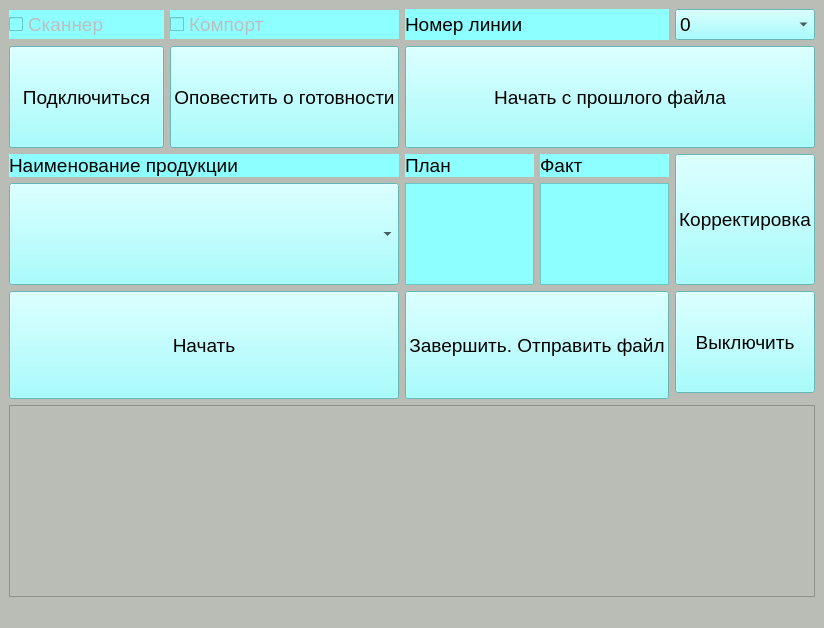
Before: the Qt Designer form untitled.ui in avovana/slave_controller, drawn with Qt 5.
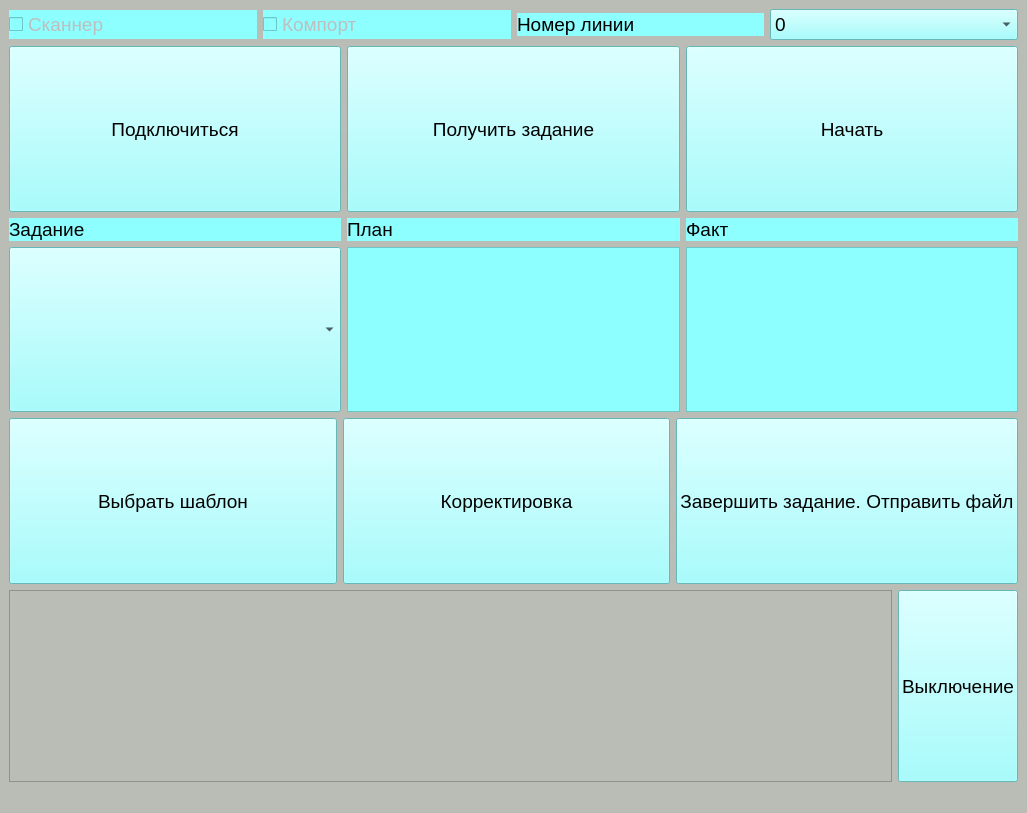
After: the same form once the commit is applied.

```diff
--- a/untitled.ui
+++ b/untitled.ui
@@ -6,10 +6,16 @@
    <rect>
     <x>0</x>
     <y>0</y>
-    <width>824</width>
-    <height>628</height>
+    <width>1027</width>
+    <height>813</height>
    </rect>
   </property>
+  <property name="sizePolicy">
+   <sizepolicy hsizetype="Preferred" vsizetype="Fixed">
+    <horstretch>0</horstretch>
+    <verstretch>0</verstretch>
+   </sizepolicy>
+  </property>
   <property name="windowTitle">
    <string>MainWindow</string>
   </property>
@@ -17,146 +23,10 @@
    <string notr="true">background-color: rgb(186, 189, 182);</string>
   </property>
   <widget class="QWidget" name="centralwidget">
-   <layout class="QGridLayout" name="gridLayout">
-    <item row="5" column="3">
-     <widget class="QLabel" name="plan_label_2">
-      <property name="font">
-       <font>
-        <pointsize>14</pointsize>
-       </font>
-      </property>
-      <property name="styleSheet">
-       <string notr="true">background-color: rgb(141, 255, 255);</string>
-      </property>
-      <property name="text">
-       <string>План</string>
-      </property>
-     </widget>
-    </item>
-    <item row="0" column="2">
-     <widget class="QCheckBox" name="comport_status_checkbox">
-      <property name="enabled">
-       <bool>false</bool>
-      </property>
-      <property name="font">
-       <font>
-        <pointsize>14</pointsize>
-       </font>
-      </property>
-      <property name="styleSheet">
-       <string notr="true">background-color: rgb(141, 255, 255);</string>
-      </property>
-      <property name="text">
-       <string>Компорт</string>
-      </property>
-      <property name="tristate">
-       <bool>true</bool>
-      </property>
-     </widget>
-    </item>
-    <item row="6" column="0" colspan="3">
-     <widget class="QComboBox" name="name_combobox">
-      <property name="sizePolicy">
-       <sizepolicy hsizetype="Expanding" vsizetype="Expanding">
-        <horstretch>0</horstretch>
-        <verstretch>0</verstretch>
-       </sizepolicy>
-      </property>
-      <property name="font">
-       <font>
-        <pointsize>26</pointsize>
-       </font>
-      </property>
-      <property name="styleSheet">
-       <string notr="true">background-color: rgb(141, 255, 255);</string>
-      </property>
-     </widget>
-    </item>
-    <item row="2" column="2">
-     <widget class="QPushButton" name="ready_button">
-      <property name="sizePolicy">
-       <sizepolicy hsizetype="Minimum" vsizetype="Expanding">
-        <horstretch>0</horstretch>
-        <verstretch>0</verstretch>
-       </sizepolicy>
-      </property>
-      <property name="font">
-       <font>
-        <pointsize>14</pointsize>
-       </font>
-      </property>
-      <property name="styleSheet">
-       <string notr="true">background-color: rgb(141, 255, 255);</string>
-      </property>
-      <property name="text">
-       <string>Оповестить о готовности</string>
-      </property>
-     </widget>
-    </item>
-    <item row="5" column="4">
-     <widget class="QLabel" name="current_label_2">
-      <property name="font">
-       <font>
-        <pointsize>14</pointsize>
-       </font>
-      </property>
-      <property name="styleSheet">
-       <string notr="true">background-color: rgb(141, 255, 255);</string>
-      </property>
-      <property name="text">
-       <string>Факт</string>
-      </property>
-     </widget>
-    </item>
-    <item row="6" column="3">
-     <widget class="QLabel" name="plan_label">
-      <property name="sizePolicy">
-       <sizepolicy hsizetype="Preferred" vsizetype="Expanding">
-        <horstretch>0</horstretch>
-        <verstretch>0</verstretch>
-       </sizepolicy>
-      </property>
-      <property name="font">
-       <font>
-        <pointsize>64</pointsize>
-       </font>
-      </property>
-      <property name="styleSheet">
-       <string notr="true">background-color: rgb(141, 255, 255);</string>
-      </property>
-      <property name="frameShape">
-       <enum>QFrame::StyledPanel</enum>
-      </property>
-      <property name="frameShadow">
-       <enum>QFrame::Raised</enum>
-      </property>
-      <property name="lineWidth">
-       <number>5</number>
-      </property>
-      <property name="midLineWidth">
-       <number>5</number>
-      </property>
-      <property name="text">
-       <string/>
-      </property>
-     </widget>
-    </item>
-    <item row="5" column="0" colspan="3">
-     <widget class="QLabel" name="product_name_label">
-      <property name="font">
-       <font>
-        <pointsize>14</pointsize>
-       </font>
-      </property>
-      <property name="styleSheet">
-       <string notr="true">background-color: rgb(141, 255, 255);</string>
-      </property>
-      <property name="text">
-       <string>Наименование продукции</string>
-      </property>
-     </widget>
-    </item>
-    <item row="0" column="0" colspan="2">
+   <layout class="QVBoxLayout" name="verticalLayout">
+    <item>
+     <layout class="QHBoxLayout" name="horizontalLayout_3">
+      <item>
      <widget class="QCheckBox" name="scanner_status_checkbox">
       <property name="enabled">
        <bool>false</bool>
@@ -177,40 +47,76 @@
       </property>
      </widget>
     </item>
-    <item row="6" column="4">
-     <widget class="QLabel" name="current_label">
+      <item>
+       <widget class="QCheckBox" name="comport_status_checkbox">
+        <property name="enabled">
+         <bool>false</bool>
+        </property>
+        <property name="font">
+         <font>
+          <pointsize>14</pointsize>
+         </font>
+        </property>
+        <property name="styleSheet">
+         <string notr="true">background-color: rgb(141, 255, 255);</string>
+        </property>
+        <property name="text">
+         <string>Компорт</string>
+        </property>
+        <property name="tristate">
+         <bool>true</bool>
+        </property>
+       </widget>
+      </item>
+      <item>
+       <widget class="QLabel" name="line_number_label">
       <property name="sizePolicy">
-       <sizepolicy hsizetype="Preferred" vsizetype="Expanding">
+         <sizepolicy hsizetype="Minimum" vsizetype="Fixed">
         <horstretch>0</horstretch>
         <verstretch>0</verstretch>
        </sizepolicy>
       </property>
       <property name="font">
        <font>
-        <pointsize>64</pointsize>
+          <pointsize>14</pointsize>
        </font>
       </property>
       <property name="styleSheet">
        <string notr="true">background-color: rgb(141, 255, 255);</string>
       </property>
-      <property name="frameShape">
-       <enum>QFrame::StyledPanel</enum>
-      </property>
-      <property name="frameShadow">
-       <enum>QFrame::Raised</enum>
-      </property>
-      <property name="lineWidth">
-       <number>5</number>
-      </property>
-      <property name="midLineWidth">
-       <number>5</number>
-      </property>
+        <property name="text">
+         <string>Номер линии</string>
+        </property>
+       </widget>
+      </item>
+      <item>
+       <widget class="QComboBox" name="line_number_combobox">
+        <property name="sizePolicy">
+         <sizepolicy hsizetype="Minimum" vsizetype="Fixed">
+          <horstretch>0</horstretch>
+          <verstretch>0</verstretch>
+         </sizepolicy>
+        </property>
+        <property name="font">
+         <font>
+          <pointsize>14</pointsize>
+         </font>
+        </property>
+        <property name="styleSheet">
+         <string notr="true">background-color: rgb(141, 255, 255);</string>
+        </property>
+        <item>
       <property name="text">
-       <string/>
-      </property>
-     </widget>
-    </item>
-    <item row="2" column="0" colspan="2">
+          <string>0</string>
+         </property>
+        </item>
+       </widget>
+      </item>
+     </layout>
+    </item>
+    <item>
+     <layout class="QHBoxLayout" name="horizontalLayout_4">
+      <item>
      <widget class="QPushButton" name="connect_button">
       <property name="sizePolicy">
        <sizepolicy hsizetype="Minimum" vsizetype="Expanding">
@@ -231,7 +137,28 @@
       </property>
      </widget>
     </item>
-    <item row="7" column="0" rowspan="2" colspan="3">
+      <item>
+       <widget class="QPushButton" name="ready_button">
+        <property name="sizePolicy">
+         <sizepolicy hsizetype="Minimum" vsizetype="Expanding">
+          <horstretch>0</horstretch>
+          <verstretch>0</verstretch>
+         </sizepolicy>
+        </property>
+        <property name="font">
+         <font>
+          <pointsize>14</pointsize>
+         </font>
+        </property>
+        <property name="styleSheet">
+         <string notr="true">background-color: rgb(141, 255, 255);</string>
+        </property>
+        <property name="text">
+         <string>Получить задание</string>
+        </property>
+       </widget>
+      </item>
+      <item>
      <widget class="QPushButton" name="start_button">
       <property name="sizePolicy">
        <sizepolicy hsizetype="Minimum" vsizetype="Expanding">
@@ -252,10 +179,169 @@
       </property>
      </widget>
     </item>
-    <item row="2" column="3" colspan="3">
+     </layout>
+    </item>
+    <item>
+     <layout class="QHBoxLayout" name="horizontalLayout_6">
+      <item>
+       <widget class="QLabel" name="product_name_label">
+        <property name="sizePolicy">
+         <sizepolicy hsizetype="Preferred" vsizetype="Fixed">
+          <horstretch>0</horstretch>
+          <verstretch>0</verstretch>
+         </sizepolicy>
+        </property>
+        <property name="font">
+         <font>
+          <pointsize>14</pointsize>
+         </font>
+        </property>
+        <property name="styleSheet">
+         <string notr="true">background-color: rgb(141, 255, 255);</string>
+        </property>
+        <property name="text">
+         <string>Задание</string>
+        </property>
+       </widget>
+      </item>
+      <item>
+       <widget class="QLabel" name="plan_label_2">
+        <property name="sizePolicy">
+         <sizepolicy hsizetype="Preferred" vsizetype="Fixed">
+          <horstretch>0</horstretch>
+          <verstretch>0</verstretch>
+         </sizepolicy>
+        </property>
+        <property name="font">
+         <font>
+          <pointsize>14</pointsize>
+         </font>
+        </property>
+        <property name="styleSheet">
+         <string notr="true">background-color: rgb(141, 255, 255);</string>
+        </property>
+        <property name="text">
+         <string>План</string>
+        </property>
+       </widget>
+      </item>
+      <item>
+       <widget class="QLabel" name="current_label_2">
+        <property name="sizePolicy">
+         <sizepolicy hsizetype="Preferred" vsizetype="Fixed">
+          <horstretch>0</horstretch>
+          <verstretch>0</verstretch>
+         </sizepolicy>
+        </property>
+        <property name="font">
+         <font>
+          <pointsize>14</pointsize>
+         </font>
+        </property>
+        <property name="styleSheet">
+         <string notr="true">background-color: rgb(141, 255, 255);</string>
+        </property>
+        <property name="text">
+         <string>Факт</string>
+        </property>
+       </widget>
+      </item>
+     </layout>
+    </item>
+    <item>
+     <layout class="QHBoxLayout" name="horizontalLayout_5">
+      <item>
+       <widget class="QComboBox" name="name_combobox">
+        <property name="sizePolicy">
+         <sizepolicy hsizetype="Expanding" vsizetype="Expanding">
+          <horstretch>0</horstretch>
+          <verstretch>0</verstretch>
+         </sizepolicy>
+        </property>
+        <property name="font">
+         <font>
+          <pointsize>26</pointsize>
+         </font>
+        </property>
+        <property name="styleSheet">
+         <string notr="true">background-color: rgb(141, 255, 255);</string>
+        </property>
+       </widget>
+      </item>
+      <item>
+       <widget class="QLabel" name="current_label">
+        <property name="sizePolicy">
+         <sizepolicy hsizetype="Expanding" vsizetype="Expanding">
+          <horstretch>0</horstretch>
+          <verstretch>0</verstretch>
+         </sizepolicy>
+        </property>
+        <property name="font">
+         <font>
+          <pointsize>64</pointsize>
+         </font>
+        </property>
+        <property name="styleSheet">
+         <string notr="true">background-color: rgb(141, 255, 255);</string>
+        </property>
+        <property name="frameShape">
+         <enum>QFrame::StyledPanel</enum>
+        </property>
+        <property name="frameShadow">
+         <enum>QFrame::Raised</enum>
+        </property>
+        <property name="lineWidth">
+         <number>5</number>
+        </property>
+        <property name="midLineWidth">
+         <number>5</number>
+        </property>
+        <property name="text">
+         <string/>
+        </property>
+       </widget>
+      </item>
+      <item>
+       <widget class="QLabel" name="plan_label">
+        <property name="sizePolicy">
+         <sizepolicy hsizetype="Expanding" vsizetype="Expanding">
+          <horstretch>0</horstretch>
+          <verstretch>0</verstretch>
+         </sizepolicy>
+        </property>
+        <property name="font">
+         <font>
+          <pointsize>64</pointsize>
+         </font>
+        </property>
+        <property name="styleSheet">
+         <string notr="true">background-color: rgb(141, 255, 255);</string>
+        </property>
+        <property name="frameShape">
+         <enum>QFrame::StyledPanel</enum>
+        </property>
+        <property name="frameShadow">
+         <enum>QFrame::Raised</enum>
+        </property>
+        <property name="lineWidth">
+         <number>5</number>
+        </property>
+        <property name="midLineWidth">
+         <number>5</number>
+        </property>
+        <property name="text">
+         <string/>
+        </property>
+       </widget>
+      </item>
+     </layout>
+    </item>
+    <item>
+     <layout class="QHBoxLayout" name="horizontalLayout_7">
+      <item>
      <widget class="QPushButton" name="choose_file_pushbutton">
       <property name="sizePolicy">
-       <sizepolicy hsizetype="Minimum" vsizetype="Expanding">
+         <sizepolicy hsizetype="Expanding" vsizetype="Expanding">
         <horstretch>0</horstretch>
         <verstretch>0</verstretch>
        </sizepolicy>
@@ -269,14 +355,14 @@
        <string notr="true">background-color: rgb(141, 255, 255);</string>
       </property>
       <property name="text">
-       <string>Начать с прошлого файла</string>
+         <string>Выбрать шаблон</string>
       </property>
      </widget>
     </item>
-    <item row="5" column="5" rowspan="2">
+      <item>
      <widget class="QPushButton" name="correct_file_button">
       <property name="sizePolicy">
-       <sizepolicy hsizetype="Minimum" vsizetype="Expanding">
+         <sizepolicy hsizetype="Expanding" vsizetype="Expanding">
         <horstretch>0</horstretch>
         <verstretch>0</verstretch>
        </sizepolicy>
@@ -294,25 +380,14 @@
       </property>
      </widget>
     </item>
-    <item row="0" column="5">
-     <widget class="QComboBox" name="line_number_combobox">
-      <property name="font">
-       <font>
-        <pointsize>14</pointsize>
-       </font>
-      </property>
-      <property name="styleSheet">
-       <string notr="true">background-color: rgb(141, 255, 255);</string>
-      </property>
       <item>
-       <property name="text">
-        <string>0</string>
-       </property>
-      </item>
-     </widget>
-    </item>
-    <item row="0" column="3" colspan="2">
-     <widget class="QLabel" name="line_number_label">
+       <widget class="QPushButton" name="finish_button">
+        <property name="sizePolicy">
+         <sizepolicy hsizetype="Expanding" vsizetype="Expanding">
+          <horstretch>0</horstretch>
+          <verstretch>0</verstretch>
+         </sizepolicy>
+        </property>
       <property name="font">
        <font>
         <pointsize>14</pointsize>
@@ -322,11 +397,15 @@
        <string notr="true">background-color: rgb(141, 255, 255);</string>
       </property>
       <property name="text">
-       <string>Номер линии</string>
+         <string>Завершить задание. Отправить файл</string>
       </property>
      </widget>
     </item>
-    <item row="11" column="0" colspan="6">
+     </layout>
+    </item>
+    <item>
+     <layout class="QHBoxLayout" name="horizontalLayout_8">
+      <item>
      <widget class="QTextBrowser" name="text_browser">
       <property name="palette">
        <palette>
@@ -772,28 +851,7 @@
       </property>
      </widget>
     </item>
-    <item row="7" column="3" rowspan="2" colspan="2">
-     <widget class="QPushButton" name="finish_button">
-      <property name="sizePolicy">
-       <sizepolicy hsizetype="Minimum" vsizetype="Expanding">
-        <horstretch>0</horstretch>
-        <verstretch>0</verstretch>
-       </sizepolicy>
-      </property>
-      <property name="font">
-       <font>
-        <pointsize>14</pointsize>
-       </font>
-      </property>
-      <property name="styleSheet">
-       <string notr="true">background-color: rgb(141, 255, 255);</string>
-      </property>
-      <property name="text">
-       <string>Завершить. Отправить файл</string>
-      </property>
-     </widget>
-    </item>
-    <item row="7" column="5">
+      <item>
      <widget class="QPushButton" name="exit_button">
       <property name="sizePolicy">
        <sizepolicy hsizetype="Minimum" vsizetype="Expanding">
@@ -810,9 +868,11 @@
        <string notr="true">background-color: rgb(141, 255, 255);</string>
       </property>
       <property name="text">
-       <string>Выключить</string>
-      </property>
-     </widget>
+         <string>Выключение</string>
+        </property>
+       </widget>
+      </item>
+     </layout>
     </item>
    </layout>
   </widget>
```
Left out of the diff: 2 changed lines with no effect on the pictures. Lines whose indentation alone changed are shown as unchanged.
